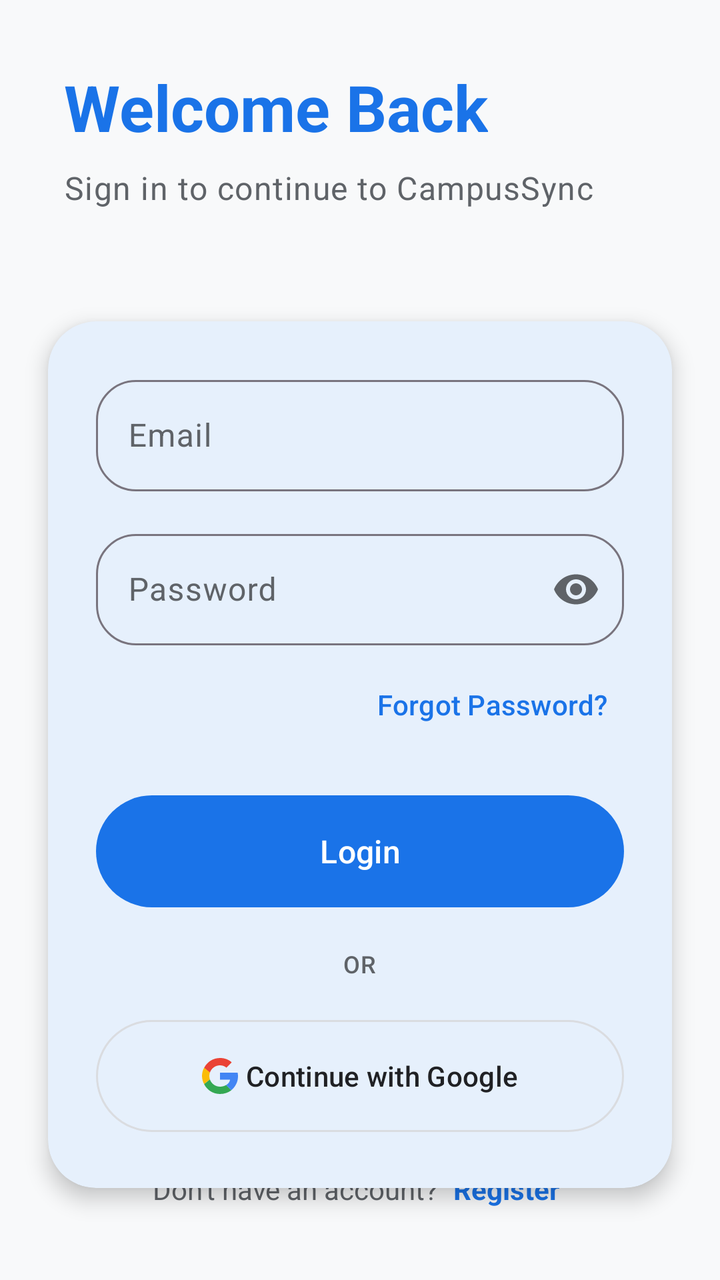
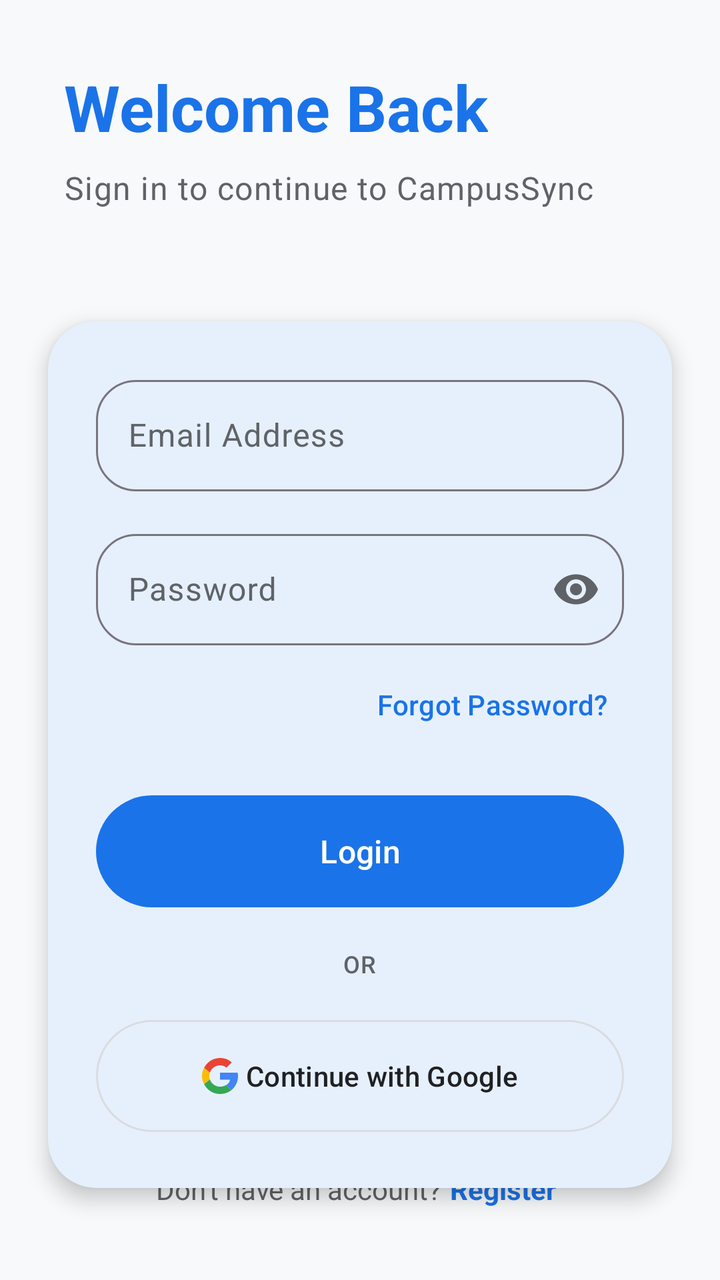

Two renders of the same Android screen: before a commit and after it. Below are the layout's source before the change and the commit's diff.
<!-- AndroidManifest.xml: application theme Theme.CampusSync -->
<!-- res/layout/activity_login.xml -->
<?xml version="1.0" encoding="utf-8"?>
<androidx.constraintlayout.widget.ConstraintLayout xmlns:android="http://schemas.android.com/apk/res/android"
    xmlns:app="http://schemas.android.com/apk/res-auto"
    xmlns:tools="http://schemas.android.com/tools"
    android:layout_width="match_parent"
    android:layout_height="match_parent"
    android:background="@color/bg_soft"
    tools:context=".activities.LoginActivity">

    <LinearLayout
        android:id="@+id/headerLayout"
        android:layout_width="match_parent"
        android:layout_height="wrap_content"
        android:orientation="vertical"
        android:padding="32dp"
        app:layout_constraintTop_toTopOf="parent">

        <TextView
            android:id="@+id/tvLoginTitle"
            android:layout_width="wrap_content"
            android:layout_height="wrap_content"
            android:text="Welcome Back"
            android:textAppearance="@style/TextAppearance.Material3.HeadlineLarge"
            android:textColor="@color/primary_blue"
            android:textStyle="bold" />

        <TextView
            android:id="@+id/tvLoginSubtitle"
            android:layout_width="wrap_content"
            android:layout_height="wrap_content"
            android:layout_marginTop="8dp"
            android:text="Sign in to continue to CampusSync"
            android:textAppearance="@style/TextAppearance.Material3.BodyLarge"
            android:textColor="@color/text_secondary" />
    </LinearLayout>

    <com.google.android.material.card.MaterialCardView
        android:id="@+id/cardLogin"
        android:layout_width="match_parent"
        android:layout_height="wrap_content"
        android:layout_margin="24dp"
        app:cardCornerRadius="24dp"
        app:cardElevation="6dp"
        app:layout_constraintTop_toBottomOf="@id/headerLayout"
        app:strokeWidth="0dp">

        <LinearLayout
            android:layout_width="match_parent"
            android:layout_height="wrap_content"
            android:orientation="vertical"
            android:padding="24dp">

            <com.google.android.material.textfield.TextInputLayout
                android:id="@+id/tilEmail"
                style="@style/Widget.Material3.TextInputLayout.OutlinedBox"
                android:layout_width="match_parent"
                android:layout_height="wrap_content"
                android:hint="Email"
                app:boxCornerRadiusBottomEnd="20dp"
                app:boxCornerRadiusBottomStart="20dp"
                app:boxCornerRadiusTopEnd="20dp"
                app:boxCornerRadiusTopStart="20dp">

                <com.google.android.material.textfield.TextInputEditText
                    android:id="@+id/etEmail"
                    android:layout_width="match_parent"
                    android:layout_height="wrap_content"
                    android:inputType="textEmailAddress" />
            </com.google.android.material.textfield.TextInputLayout>

            <com.google.android.material.textfield.TextInputLayout
                android:id="@+id/tilPassword"
                style="@style/Widget.Material3.TextInputLayout.OutlinedBox"
                android:layout_width="match_parent"
                android:layout_height="wrap_content"
                android:layout_marginTop="16dp"
                android:hint="Password"
                app:boxCornerRadiusBottomEnd="20dp"
                app:boxCornerRadiusBottomStart="20dp"
                app:boxCornerRadiusTopEnd="20dp"
                app:boxCornerRadiusTopStart="20dp"
                app:endIconMode="password_toggle">

                <com.google.android.material.textfield.TextInputEditText
                    android:id="@+id/etPassword"
                    android:layout_width="match_parent"
                    android:layout_height="wrap_content"
                    android:inputType="textPassword" />
            </com.google.android.material.textfield.TextInputLayout>

            <TextView
                android:id="@+id/tvForgotPassword"
                android:layout_width="wrap_content"
                android:layout_height="wrap_content"
                android:layout_gravity="end"
                android:layout_marginTop="12dp"
                android:padding="8dp"
                android:text="Forgot Password?"
                android:textAppearance="@style/TextAppearance.Material3.LabelLarge"
                android:textColor="@color/primary_blue" />

            <com.google.android.material.button.MaterialButton
                android:id="@+id/btnLogin"
                style="@style/Widget.Material3.Button"
                android:layout_width="match_parent"
                android:layout_height="64dp"
                android:layout_marginTop="24dp"
                android:text="Login"
                android:textSize="16sp"
                app:cornerRadius="50dp" />

            <TextView
                android:layout_width="wrap_content"
                android:layout_height="wrap_content"
                android:layout_gravity="center"
                android:layout_marginTop="16dp"
                android:text="OR"
                android:textAppearance="@style/TextAppearance.Material3.LabelMedium"
                android:textColor="@color/text_secondary" />

            <com.google.android.material.button.MaterialButton
                android:id="@+id/btnGoogleLogin"
                style="@style/Widget.Material3.Button.OutlinedButton"
                android:layout_width="match_parent"
                android:layout_height="64dp"
                android:layout_marginTop="16dp"
                android:text="Continue with Google"
                android:textColor="@color/text_main"
                app:cornerRadius="50dp"
                app:icon="@drawable/ic_google_logo"
                app:iconGravity="textStart"
                app:iconTint="@null"
                app:strokeColor="@color/divider" />

        </LinearLayout>
    </com.google.android.material.card.MaterialCardView>

    <LinearLayout
        android:layout_width="wrap_content"
        android:layout_height="wrap_content"
        android:layout_marginBottom="32dp"
        android:orientation="horizontal"
        app:layout_constraintBottom_toBottomOf="parent"
        app:layout_constraintEnd_toEndOf="parent"
        app:layout_constraintStart_toStartOf="parent">

        <TextView
            android:layout_width="wrap_content"
            android:layout_height="wrap_content"
            android:text="Don't have an account? "
            android:textColor="@color/text_secondary" />

        <TextView
            android:id="@+id/tvGoToRegister"
            android:layout_width="wrap_content"
            android:layout_height="wrap_content"
            android:padding="4dp"
            android:text="Register"
            android:textColor="@color/primary_blue"
            android:textStyle="bold" />
    </LinearLayout>

    <ProgressBar
        android:id="@+id/progressBar"
        android:layout_width="wrap_content"
        android:layout_height="wrap_content"
        android:visibility="gone"
        app:layout_constraintBottom_toBottomOf="parent"
        app:layout_constraintEnd_toEndOf="parent"
        app:layout_constraintStart_toStartOf="parent"
        app:layout_constraintTop_toTopOf="parent" />

</androidx.constraintlayout.widget.ConstraintLayout>
<!-- resources referenced by this layout -->
<resources>
  <color name="bg_soft">#F8F9FA</color>
  <color name="divider">#DADCE0</color>
  <color name="primary_blue">#1A73E8</color>
  <color name="text_main">#202124</color>
  <color name="text_secondary">#5F6368</color>
  <!-- drawable ic_google_logo (drawable) -->
  <vector xmlns:android="http://schemas.android.com/apk/res/android"
      xmlns:aapt="http://schemas.android.com/aapt"
      android:width="24dp"
      android:height="24dp"
      android:viewportWidth="24"
      android:viewportHeight="24">
      <path
          android:fillColor="#EA4335"
          android:pathData="M5.2662,9.7645C6.199,6.9386 8.8546,4.8864 12,4.8864C13.6612,4.8864 15.1471,5.4805 16.2939,6.4646L19.833,2.9255C17.7321,0.9614 14.9927,0 12,0C7.3046,0 3.3032,2.6905 1.3961,6.6214L5.2662,9.7645Z"/>
      <path
          android:fillColor="#34A853"
          android:pathData="M16.0409,18.0133C14.9509,18.7104 13.566,19.1136 12,19.1136C8.8546,19.1136 6.199,17.0614 5.2662,14.2355L1.3961,17.3786C3.3032,21.3095 7.3046,24 12,24C14.8732,24 17.513,23.0745 19.5561,21.5384L16.0409,18.0133Z"/>
      <path
          android:fillColor="#4285F4"
          android:pathData="M24,12.2727C24,11.4218 23.9216,10.6023 23.7784,9.8182H12V14.4545H18.7227C18.4336,16.0023 17.5541,17.3114 16.0409,18.0133L19.5561,21.5384C21.6136,19.6418 24,16.6364 24,12.2727Z"/>
      <path
          android:fillColor="#FBBC05"
          android:pathData="M5.2662,14.2355C5.025,13.5136 4.8864,12.7418 4.8864,11.9348C4.8864,11.1279 5.025,10.3561 5.2662,9.6341L1.3961,6.491C0.5045,8.1341 0,10.0023 0,11.9348C0,13.8673 0.5045,15.7355 1.3961,17.3786L5.2662,14.2355Z"/>
  </vector>
  <style name="Theme.CampusSync" parent="Base.Theme.CampusSync" />
  <style name="Base.Theme.CampusSync" parent="Theme.Material3.DayNight.NoActionBar">
          
          <item name="colorPrimary">@color/primary_blue</item>
          <item name="colorOnPrimary">@color/on_primary</item>
          <item name="colorPrimaryContainer">@color/primary_light</item>
          <item name="colorOnPrimaryContainer">@color/primary_blue</item>
  
          
          <item name="colorError">@color/accent_red</item>
          <item name="colorOnError">@color/on_error</item>
  
          
          <item name="android:windowBackground">@color/bg_soft</item>
          <item name="colorSurface">@color/surface</item>
          <item name="colorOnSurface">@color/text_main</item>
          <item name="colorOnSurfaceVariant">@color/text_secondary</item>
  
          
          <item name="shapeAppearanceLargeComponent">@style/ShapeAppearance.CampusSync.Rounded.Large</item>
          <item name="shapeAppearanceMediumComponent">@style/ShapeAppearance.CampusSync.Rounded.Medium</item>
          <item name="shapeAppearanceSmallComponent">@style/ShapeAppearance.CampusSync.Rounded.Small</item>
      </style>
  <color name="on_primary">#FFFFFF</color>
  <color name="primary_light">#E8F0FE</color>
  <color name="accent_red">#EA4335</color>
  <color name="on_error">#FFFFFF</color>
  <color name="surface">#FFFFFF</color>
  <style name="ShapeAppearance.CampusSync.Rounded.Large" parent="ShapeAppearance.Material3.LargeComponent">
          <item name="cornerSize">28dp</item>
      </style>
  <style name="ShapeAppearance.CampusSync.Rounded.Medium" parent="ShapeAppearance.Material3.MediumComponent">
          <item name="cornerSize">20dp</item>
      </style>
  <style name="ShapeAppearance.CampusSync.Rounded.Small" parent="ShapeAppearance.Material3.SmallComponent">
          <item name="cornerSize">16dp</item>
      </style>
</resources>

<!-- the commit's change to res/layout/activity_login.xml (unified diff, before → after) -->
@@ -19,7 +19,7 @@
             android:id="@+id/tvLoginTitle"
             android:layout_width="wrap_content"
             android:layout_height="wrap_content"
-            android:text="Welcome Back"
+            android:text="@string/login_welcome"
             android:textAppearance="@style/TextAppearance.Material3.HeadlineLarge"
             android:textColor="@color/primary_blue"
             android:textStyle="bold" />
@@ -29,7 +29,7 @@
             android:layout_width="wrap_content"
             android:layout_height="wrap_content"
             android:layout_marginTop="8dp"
-            android:text="Sign in to continue to CampusSync"
+            android:text="@string/login_subtitle"
             android:textAppearance="@style/TextAppearance.Material3.BodyLarge"
             android:textColor="@color/text_secondary" />
     </LinearLayout>
@@ -55,7 +55,7 @@
                 style="@style/Widget.Material3.TextInputLayout.OutlinedBox"
                 android:layout_width="match_parent"
                 android:layout_height="wrap_content"
-                android:hint="Email"
+                android:hint="@string/hint_email"
                 app:boxCornerRadiusBottomEnd="20dp"
                 app:boxCornerRadiusBottomStart="20dp"
                 app:boxCornerRadiusTopEnd="20dp"
@@ -74,7 +74,7 @@
                 android:layout_width="match_parent"
                 android:layout_height="wrap_content"
                 android:layout_marginTop="16dp"
-                android:hint="Password"
+                android:hint="@string/hint_password"
                 app:boxCornerRadiusBottomEnd="20dp"
                 app:boxCornerRadiusBottomStart="20dp"
                 app:boxCornerRadiusTopEnd="20dp"
@@ -95,7 +95,7 @@
                 android:layout_gravity="end"
                 android:layout_marginTop="12dp"
                 android:padding="8dp"
-                android:text="Forgot Password?"
+                android:text="@string/login_forgot_password"
                 android:textAppearance="@style/TextAppearance.Material3.LabelLarge"
                 android:textColor="@color/primary_blue" />
 
@@ -105,7 +105,7 @@
                 android:layout_width="match_parent"
                 android:layout_height="64dp"
                 android:layout_marginTop="24dp"
-                android:text="Login"
+                android:text="@string/btn_login"
                 android:textSize="16sp"
                 app:cornerRadius="50dp" />
 
@@ -114,7 +114,7 @@
                 android:layout_height="wrap_content"
                 android:layout_gravity="center"
                 android:layout_marginTop="16dp"
-                android:text="OR"
+                android:text="@string/login_or"
                 android:textAppearance="@style/TextAppearance.Material3.LabelMedium"
                 android:textColor="@color/text_secondary" />
 
@@ -124,7 +124,7 @@
                 android:layout_width="match_parent"
                 android:layout_height="64dp"
                 android:layout_marginTop="16dp"
-                android:text="Continue with Google"
+                android:text="@string/btn_google"
                 android:textColor="@color/text_main"
                 app:cornerRadius="50dp"
                 app:icon="@drawable/ic_google_logo"
@@ -147,7 +147,7 @@
         <TextView
             android:layout_width="wrap_content"
             android:layout_height="wrap_content"
-            android:text="Don't have an account? "
+            android:text="@string/login_no_account"
             android:textColor="@color/text_secondary" />
 
         <TextView
@@ -155,7 +155,7 @@
             android:layout_width="wrap_content"
             android:layout_height="wrap_content"
             android:padding="4dp"
-            android:text="Register"
+            android:text="@string/btn_register"
             android:textColor="@color/primary_blue"
             android:textStyle="bold" />
     </LinearLayout>
<!-- resource entries referenced after the edit -->
@@ -25,6 +25,16 @@
           android:fillColor="#FBBC05"
           android:pathData="M5.2662,14.2355C5.025,13.5136 4.8864,12.7418 4.8864,11.9348C4.8864,11.1279 5.025,10.3561 5.2662,9.6341L1.3961,6.491C0.5045,8.1341 0,10.0023 0,11.9348C0,13.8673 0.5045,15.7355 1.3961,17.3786L5.2662,14.2355Z"/>
   </vector>
+  <string name="btn_google">Continue with Google</string>
+  <string name="btn_login">Login</string>
+  <string name="btn_register">Register</string>
+  <string name="hint_email">Email Address</string>
+  <string name="hint_password">Password</string>
+  <string name="login_forgot_password">Forgot Password?</string>
+  <string name="login_no_account">Don\'t have an account? </string>
+  <string name="login_or">OR</string>
+  <string name="login_subtitle">Sign in to continue to CampusSync</string>
+  <string name="login_welcome">Welcome Back</string>
   <style name="Theme.CampusSync" parent="Base.Theme.CampusSync" />
   <style name="Base.Theme.CampusSync" parent="Theme.Material3.DayNight.NoActionBar">
           
